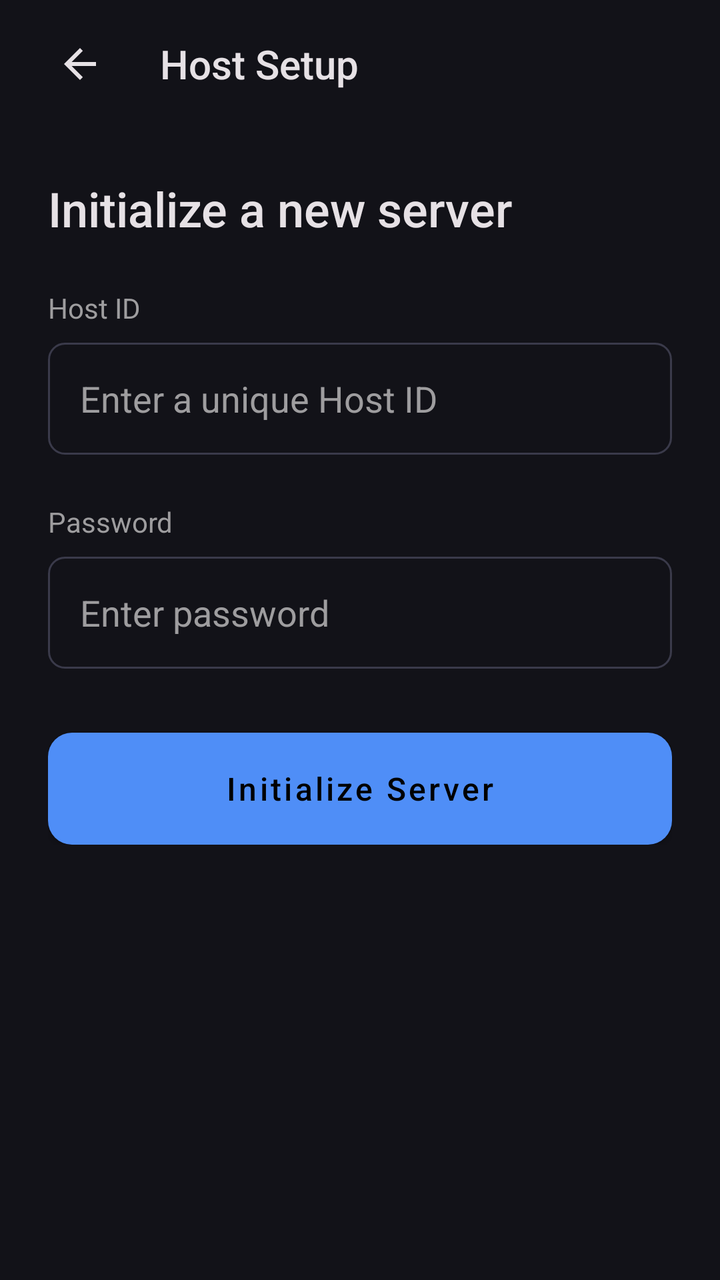
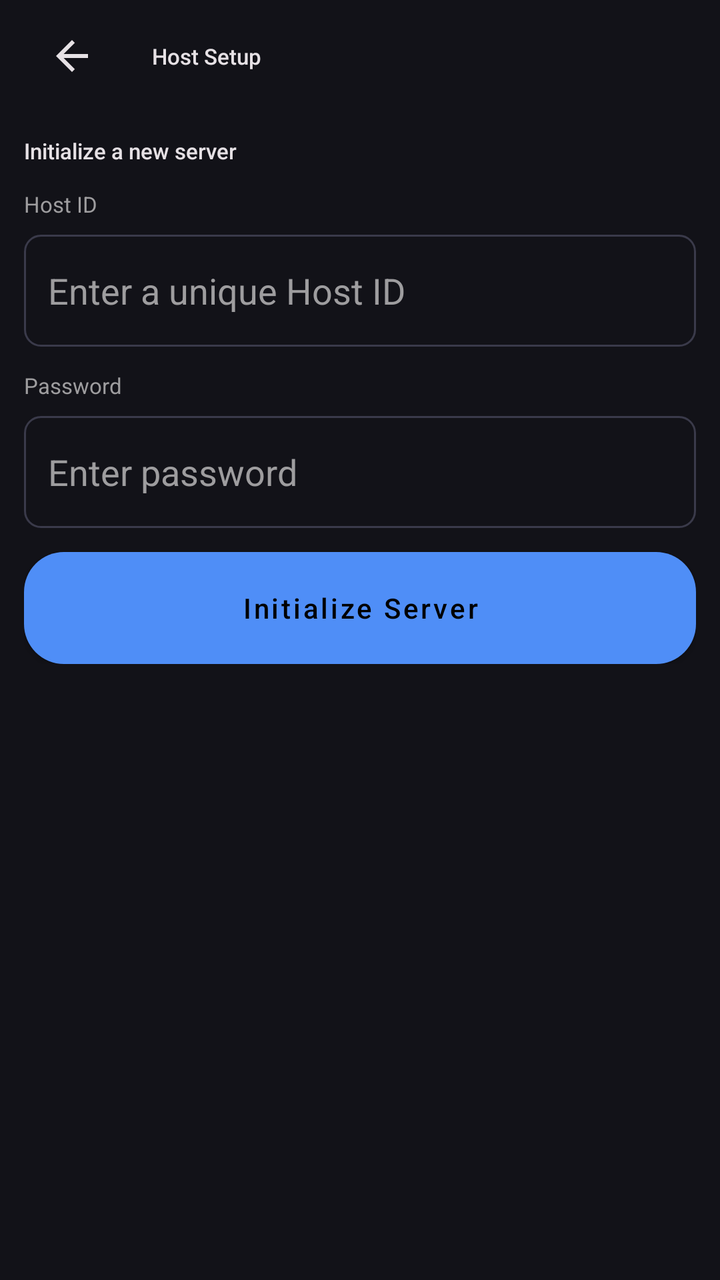

An Android layout rendered at two revisions. The XML below is the earlier revision; the diff shows what the commit changed to produce the second picture.
<!-- AndroidManifest.xml: application theme Theme.StoreMeNative -->
<!-- res/layout/activity_create_server.xml -->
<?xml version="1.0" encoding="utf-8"?>
<LinearLayout xmlns:android="http://schemas.android.com/apk/res/android"
    android:layout_width="match_parent"
    android:layout_height="match_parent"
    android:orientation="vertical"
    android:background="@color/md3_bg">

    <LinearLayout
        android:layout_width="match_parent"
        android:layout_height="64dp"
        android:orientation="horizontal"
        android:gravity="center_vertical"
        android:paddingHorizontal="16dp">
        <ImageView
            android:id="@+id/btnBack"
            android:layout_width="48dp"
            android:layout_height="48dp"
            android:src="@drawable/ic_back"
            android:tint="@color/md3_text_primary"
            android:padding="12dp"
            android:background="?attr/selectableItemBackgroundBorderless"
            android:clickable="true"
            android:focusable="true"/>
        <TextView
            android:layout_width="wrap_content"
            android:layout_height="wrap_content"
            android:text="Host Setup"
            android:textColor="@color/md3_text_primary"
            android:textSize="20sp"
            android:fontFamily="sans-serif-medium"
            android:layout_marginStart="16dp"/>
        
</LinearLayout>

    <ScrollView
        android:layout_width="match_parent"
        android:layout_height="match_parent"
        android:padding="24dp">
        <LinearLayout
            android:layout_width="match_parent"
            android:layout_height="wrap_content"
            android:orientation="vertical">

            <TextView
                android:layout_width="wrap_content"
                android:layout_height="wrap_content"
                android:text="Initialize a new server"
                android:textSize="24sp"
                android:textColor="@color/md3_text_primary"
                android:fontFamily="sans-serif-medium"
                android:layout_marginBottom="24dp"/>

            <TextView
                android:layout_width="wrap_content"
                android:layout_height="wrap_content"
                android:text="Host ID"
                android:textColor="@color/md3_text_secondary"
                android:textSize="14sp"
                android:layout_marginBottom="8dp"/>
            <EditText
                android:id="@+id/editHostId"
                android:layout_width="match_parent"
                android:layout_height="56dp"
                android:background="@drawable/bg_md3_input"
                android:paddingHorizontal="16dp"
                android:textColor="@color/md3_text_primary"
                android:textColorHint="@color/md3_text_secondary"
                android:hint="Enter a unique Host ID"
                android:layout_marginBottom="24dp"/>

            <TextView
                android:layout_width="wrap_content"
                android:layout_height="wrap_content"
                android:text="Password"
                android:textColor="@color/md3_text_secondary"
                android:textSize="14sp"
                android:layout_marginBottom="8dp"/>
            <EditText
                android:id="@+id/editPassword"
                android:layout_width="match_parent"
                android:layout_height="56dp"
                android:background="@drawable/bg_md3_input"
                android:paddingHorizontal="16dp"
                android:textColor="@color/md3_text_primary"
                android:textColorHint="@color/md3_text_secondary"
                android:hint="Enter password"
                android:inputType="textPassword"/>

            <ProgressBar
                android:id="@+id/progressLoading"
                android:layout_width="wrap_content"
                android:layout_height="wrap_content"
                android:layout_gravity="center"
                android:layout_marginTop="32dp"
                android:visibility="gone"/>

            <Button
                android:id="@+id/btnCreate"
                android:layout_width="match_parent"
                android:layout_height="56dp"
                android:layout_marginTop="32dp"
                android:background="@drawable/bg_md3_button_primary"
                android:text="Initialize Server"
                android:textColor="@color/md3_text_on_primary"
                android:textSize="16sp"
                android:textAllCaps="false"
                android:fontFamily="sans-serif-medium"/>
        </LinearLayout>
    </ScrollView>
</LinearLayout>
<!-- resources referenced by this layout -->
<resources>
  <color name="md3_bg">#121218</color>
  <color name="md3_text_on_primary">#000000</color>
  <color name="md3_text_primary">#E6E1E5</color>
  <color name="md3_text_secondary">#9E9D9F</color>
  <!-- drawable bg_md3_button_primary (drawable) -->
  <?xml version="1.0" encoding="utf-8"?>
  <ripple xmlns:android="http://schemas.android.com/apk/res/android"
      android:color="?attr/colorControlHighlight">
      <item>
          <shape>
              <solid android:color="@color/md3_primary"/>
              <corners android:radius="12dp"/>
          </shape>
      </item>
  </ripple>
  <!-- drawable bg_md3_input (drawable) -->
  <?xml version="1.0" encoding="utf-8"?>
  <shape xmlns:android="http://schemas.android.com/apk/res/android">
      <solid android:color="@color/transparent"/>
      <stroke android:width="1dp" android:color="@color/md3_outline"/>
      <corners android:radius="8dp"/>
      <padding android:left="16dp" android:right="16dp" android:top="16dp" android:bottom="16dp"/>
  </shape>
  <!-- drawable ic_back (drawable) -->
  <vector xmlns:android="http://schemas.android.com/apk/res/android" android:width="24dp" android:height="24dp" android:viewportWidth="24" android:viewportHeight="24"><path android:pathData="M20 11H7.83l5.59-5.59L12 4l-8 8 8 8 1.41-1.41L7.83 13H20v-2z" android:fillColor="#111827"/></vector>
  <style name="Theme.StoreMeNative" parent="Theme.MaterialComponents.DayNight.NoActionBar">
          <item name="android:windowBackground">@color/md3_bg</item>
          <item name="android:statusBarColor">@color/md3_bg</item>
          <item name="android:windowLightStatusBar">false</item>
          <item name="colorPrimary">@color/md3_primary</item>
          <item name="colorAccent">@color/md3_primary</item>
          
          
          <item name="colorControlHighlight">#33FFFFFF</item>
      </style>
  <color name="md3_primary">#4F8EF7</color>
  <color name="transparent">#00000000</color>
  <color name="md3_outline">#3A3A4A</color>
</resources>

<!-- the commit's change to res/layout/activity_create_server.xml (unified diff, before → after) -->
@@ -1,110 +1,110 @@
 <?xml version="1.0" encoding="utf-8"?>
 <LinearLayout xmlns:android="http://schemas.android.com/apk/res/android"
-    android:layout_width="match_parent"
-    android:layout_height="match_parent"
-    android:orientation="vertical"
-    android:background="@color/md3_bg">
+        android:layout_width="match_parent"
+        android:layout_height="match_parent"
+        android:orientation="vertical"
+        android:background="@color/md3_bg">
 
     <LinearLayout
         android:layout_width="match_parent"
-        android:layout_height="64dp"
+        android:layout_height="56dp"
         android:orientation="horizontal"
         android:gravity="center_vertical"
-        android:paddingHorizontal="16dp">
+        android:paddingHorizontal="12dp">
         <ImageView
-            android:id="@+id/btnBack"
-            android:layout_width="48dp"
-            android:layout_height="48dp"
-            android:src="@drawable/ic_back"
-            android:tint="@color/md3_text_primary"
-            android:padding="12dp"
-            android:background="?attr/selectableItemBackgroundBorderless"
-            android:clickable="true"
-            android:focusable="true"/>
+        android:id="@+id/btnBack"
+        android:layout_width="48dp"
+        android:layout_height="48dp"
+        android:src="@drawable/ic_back"
+        android:tint="@color/md3_text_primary"
+        android:padding="12dp"
+        android:background="?attr/selectableItemBackgroundBorderless"
+        android:clickable="true"
+        android:focusable="true"/>
         <TextView
-            android:layout_width="wrap_content"
-            android:layout_height="wrap_content"
-            android:text="Host Setup"
-            android:textColor="@color/md3_text_primary"
-            android:textSize="20sp"
-            android:fontFamily="sans-serif-medium"
-            android:layout_marginStart="16dp"/>
+        android:layout_width="wrap_content"
+        android:layout_height="wrap_content"
+        android:text="Host Setup"
+        android:textColor="@color/md3_text_primary"
+        android:textSize="11sp"
+        android:fontFamily="sans-serif-medium"
+        android:layout_marginStart="16dp"/>
         
 </LinearLayout>
 
     <ScrollView
         android:layout_width="match_parent"
         android:layout_height="match_parent"
-        android:padding="24dp">
+        android:padding="12dp">
         <LinearLayout
-            android:layout_width="match_parent"
-            android:layout_height="wrap_content"
-            android:orientation="vertical">
+        android:layout_width="match_parent"
+        android:layout_height="wrap_content"
+        android:orientation="vertical">
 
             <TextView
-                android:layout_width="wrap_content"
-                android:layout_height="wrap_content"
-                android:text="Initialize a new server"
-                android:textSize="24sp"
-                android:textColor="@color/md3_text_primary"
-                android:fontFamily="sans-serif-medium"
-                android:layout_marginBottom="24dp"/>
+        android:layout_width="wrap_content"
+        android:layout_height="wrap_content"
+        android:text="Initialize a new server"
+        android:textSize="11sp"
+        android:textColor="@color/md3_text_primary"
+        android:fontFamily="sans-serif-medium"
+        android:layout_marginBottom="12dp"/>
 
             <TextView
-                android:layout_width="wrap_content"
-                android:layout_height="wrap_content"
-                android:text="Host ID"
-                android:textColor="@color/md3_text_secondary"
-                android:textSize="14sp"
-                android:layout_marginBottom="8dp"/>
+        android:layout_width="wrap_content"
+        android:layout_height="wrap_content"
+        android:text="Host ID"
+        android:textColor="@color/md3_text_secondary"
+        android:textSize="11sp"
+        android:layout_marginBottom="8dp"/>
             <EditText
-                android:id="@+id/editHostId"
-                android:layout_width="match_parent"
-                android:layout_height="56dp"
-                android:background="@drawable/bg_md3_input"
-                android:paddingHorizontal="16dp"
-                android:textColor="@color/md3_text_primary"
-                android:textColorHint="@color/md3_text_secondary"
-                android:hint="Enter a unique Host ID"
-                android:layout_marginBottom="24dp"/>
+        android:id="@+id/editHostId"
+        android:layout_width="match_parent"
+        android:layout_height="56dp"
+        android:background="@drawable/bg_md3_input"
+        android:paddingHorizontal="12dp"
+        android:textColor="@color/md3_text_primary"
+        android:textColorHint="@color/md3_text_secondary"
+        android:hint="Enter a unique Host ID"
+        android:layout_marginBottom="12dp"/>
 
             <TextView
-                android:layout_width="wrap_content"
-                android:layout_height="wrap_content"
-                android:text="Password"
-                android:textColor="@color/md3_text_secondary"
-                android:textSize="14sp"
-                android:layout_marginBottom="8dp"/>
+        android:layout_width="wrap_content"
+        android:layout_height="wrap_content"
+        android:text="Password"
+        android:textColor="@color/md3_text_secondary"
+        android:textSize="11sp"
+        android:layout_marginBottom="8dp"/>
             <EditText
-                android:id="@+id/editPassword"
-                android:layout_width="match_parent"
-                android:layout_height="56dp"
-                android:background="@drawable/bg_md3_input"
-                android:paddingHorizontal="16dp"
-                android:textColor="@color/md3_text_primary"
-                android:textColorHint="@color/md3_text_secondary"
-                android:hint="Enter password"
-                android:inputType="textPassword"/>
+        android:id="@+id/editPassword"
+        android:layout_width="match_parent"
+        android:layout_height="56dp"
+        android:background="@drawable/bg_md3_input"
+        android:paddingHorizontal="12dp"
+        android:textColor="@color/md3_text_primary"
+        android:textColorHint="@color/md3_text_secondary"
+        android:hint="Enter password"
+        android:inputType="textPassword"/>
 
             <ProgressBar
-                android:id="@+id/progressLoading"
-                android:layout_width="wrap_content"
-                android:layout_height="wrap_content"
-                android:layout_gravity="center"
-                android:layout_marginTop="32dp"
-                android:visibility="gone"/>
+        android:id="@+id/progressLoading"
+        android:layout_width="wrap_content"
+        android:layout_height="wrap_content"
+        android:layout_gravity="center"
+        android:layout_marginTop="12dp"
+        android:visibility="gone"/>
 
             <Button
-                android:id="@+id/btnCreate"
-                android:layout_width="match_parent"
-                android:layout_height="56dp"
-                android:layout_marginTop="32dp"
-                android:background="@drawable/bg_md3_button_primary"
-                android:text="Initialize Server"
-                android:textColor="@color/md3_text_on_primary"
-                android:textSize="16sp"
-                android:textAllCaps="false"
-                android:fontFamily="sans-serif-medium"/>
+        android:background="@drawable/bg_md3_button"
+        android:textColor="#000000"
+        android:textAllCaps="false"
+        android:textSize="14sp"
+        android:id="@+id/btnCreate"
+        android:layout_width="match_parent"
+        android:layout_height="56dp"
+        android:layout_marginTop="12dp"
+        android:text="Initialize Server"
+        android:fontFamily="sans-serif-medium"/>
         </LinearLayout>
     </ScrollView>
 </LinearLayout>
<!-- resource entries referenced after the edit -->
@@ -1,20 +1,14 @@
 <!-- resources referenced by this layout -->
 <resources>
   <color name="md3_bg">#121218</color>
-  <color name="md3_text_on_primary">#000000</color>
   <color name="md3_text_primary">#E6E1E5</color>
   <color name="md3_text_secondary">#9E9D9F</color>
-  <!-- drawable bg_md3_button_primary (drawable) -->
+  <!-- drawable bg_md3_button (drawable) -->
   <?xml version="1.0" encoding="utf-8"?>
-  <ripple xmlns:android="http://schemas.android.com/apk/res/android"
-      android:color="?attr/colorControlHighlight">
-      <item>
-          <shape>
-              <solid android:color="@color/md3_primary"/>
-              <corners android:radius="12dp"/>
-          </shape>
-      </item>
-  </ripple>
+  <shape xmlns:android="http://schemas.android.com/apk/res/android" android:shape="rectangle">
+      <solid android:color="@color/md3_primary" />
+      <corners android:radius="20dp" />
+  </shape>
   <!-- drawable bg_md3_input (drawable) -->
   <?xml version="1.0" encoding="utf-8"?>
   <shape xmlns:android="http://schemas.android.com/apk/res/android">
